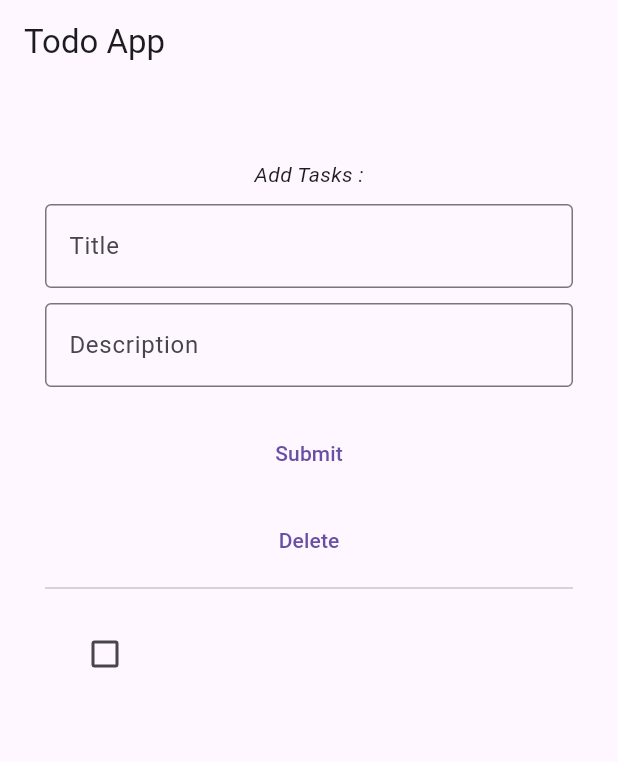
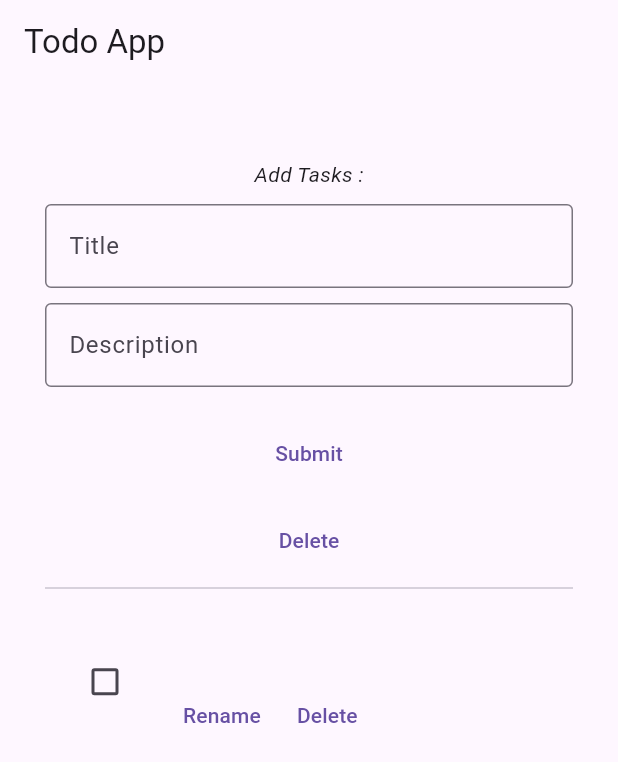
Before and after one commit to ShashiSingh8434/android02, a Flutter app: the screen it shows after launch, after a tap on "Submit", on a phone screen of 412 x 824 dp. Shown: the top 762 px of the screen. Run offline on Flutter 3.47's test engine with Material 3 defaults, Android fonts, the phone set to English and light mode, and no system bars; our stand-ins replace hive_flutter; accounts and stored records are empty.

Commit message:
Added delete each task feature

```diff
--- a/lib/features/todo/repositories/todo_repository.dart
+++ b/lib/features/todo/repositories/todo_repository.dart
@@ -9,8 +9,12 @@ class TodoRepository {
     box.add(todo.toMap());
   }
 
-  void markComplete(int index, TodoModel todo) {
+  void updateTodo(int index, TodoModel todo) {
     box.putAt(index, todo.toMap());
+  }
+
+  void deleteTask(int index) {
+    box.deleteAt(index);
   }
 
   void clearTodos() {
--- a/lib/features/todo/views/todo_page.dart
+++ b/lib/features/todo/views/todo_page.dart
@@ -104,7 +104,25 @@ class _TodoPageState extends State<TodoPage> {
                                   : TextDecoration.none,
                             ),
                           ),
-                          subtitle: Text(todo.description),
+                          subtitle: Column(
+                            mainAxisAlignment: .center,
+                            crossAxisAlignment: .start,
+                            children: [
+                              Text(todo.description),
+                              Row(
+                                children: [
+                                  TextButton(
+                                    onPressed: () => {},
+                                    child: Text("Rename"),
+                                  ),
+                                  TextButton(
+                                    onPressed: () => vm.deleteSingle(index),
+                                    child: Text("Delete"),
+                                  ),
+                                ],
+                              ),
+                            ],
+                          ),
                         );
                       },
                     );
```
Also changed, not shown: lib/features/todo/viewmodels/todo_viewmodel.dart (+6 -1 lines).
